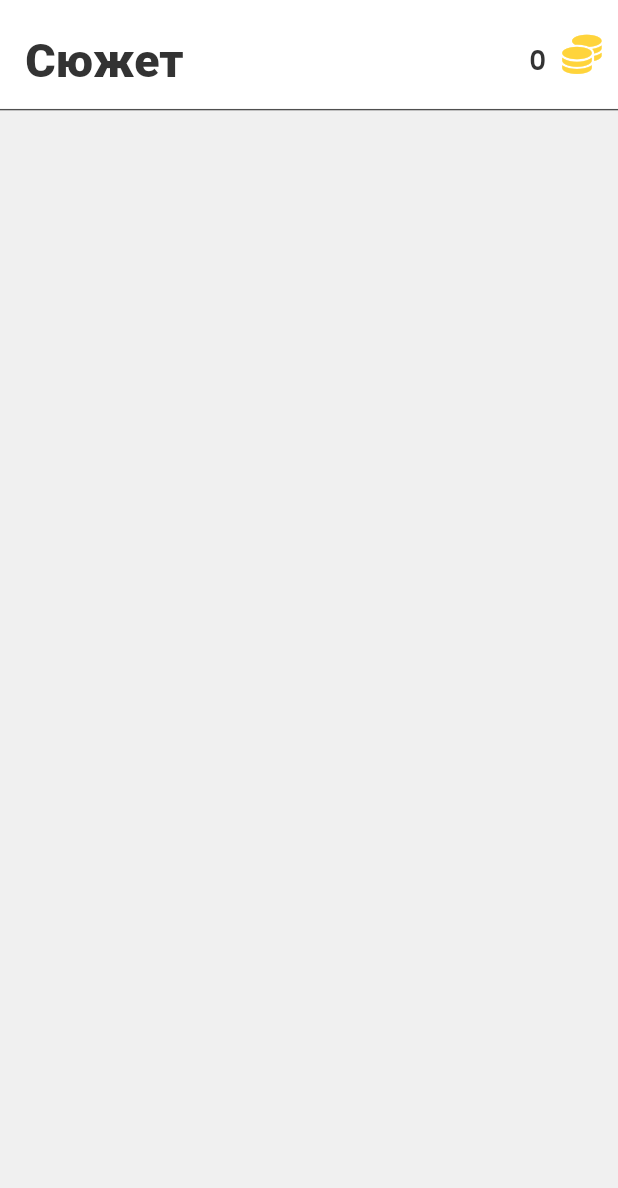
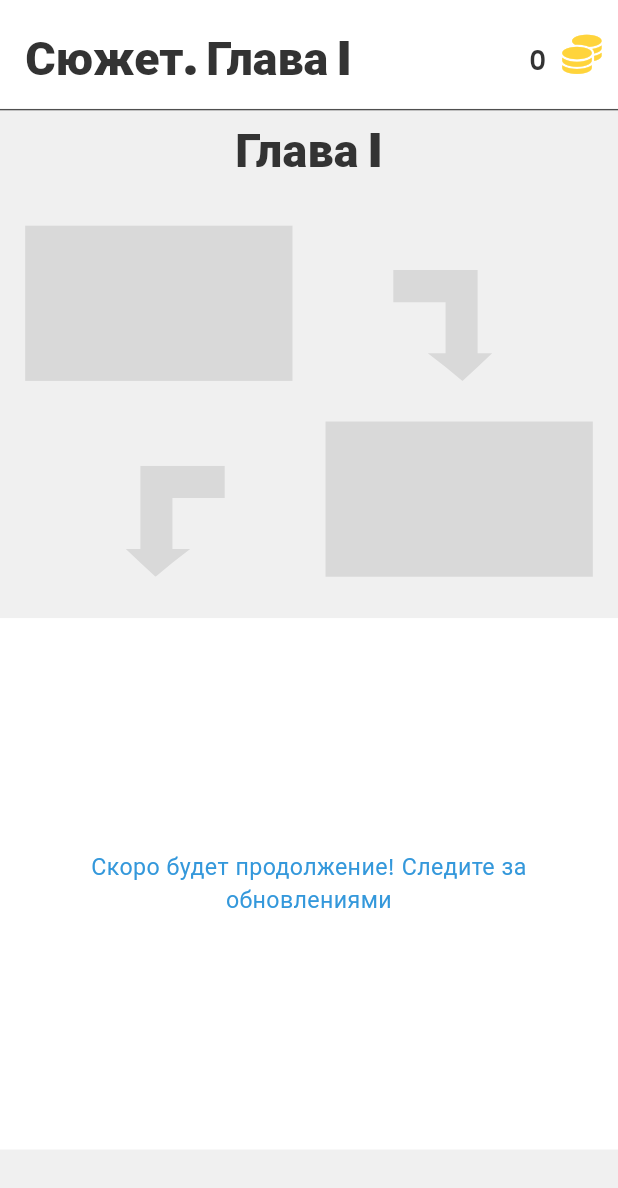
Before and after one commit to LiliaLuSol/ave_memoria, a Flutter app: the Story screen opened directly, on a phone screen of 412 x 824 dp. Shown: the top 1188 px of the screen. Run offline on Flutter 3.47's test engine with Material 3 defaults, Android fonts, the light colour scheme and no system bars; our stand-ins replace awesome_dialog, cached_network_image, connectivity_plus, equatable, flip_card, flutter_bloc and 10 more; accounts and stored records are empty; statements that could not run were skipped.

Commit message:
update story

```diff
--- a/lib/pages/story.dart
+++ b/lib/pages/story.dart
@@ -1,5 +1,6 @@
 import 'package:ave_memoria/blocs/Auth/bloc/authentication_bloc.dart';
 import 'package:ave_memoria/main.dart';
+import 'package:flutter/cupertino.dart';
 
 import 'package:flutter/material.dart';
 import 'package:ave_memoria/other/app_export.dart';
@@ -24,6 +25,7 @@ class _StoryState extends State<Story> with TickerProviderStateMixin {
     getMoney();
     super.initState();
   }
+
   String? getEmail() {
     final currentUser = supabase.auth.currentUser;
     if (currentUser != null) {
@@ -40,8 +42,7 @@ class _StoryState extends State<Story> with TickerProviderStateMixin {
     final res = await supabase
         .from('profileusergame')
         .select('money')
-        .eq('email',
-        email)
+        .eq('email', email)
         .count(CountOption.exact);
     final data = res.data;
     setState(() {
@@ -85,19 +86,20 @@ class _StoryState extends State<Story> with TickerProviderStateMixin {
                   children: [
                     Padding(
                         padding: EdgeInsets.only(left: 16.h, right: 16.h),
-                      child: Text("Сюжет",
+                        child: Text("Сюжет. Глава I",
                             style: CustomTextStyles.extraBold32Text)),
                     Spacer(),
-                  if (supabase.auth.currentUser?.email != "anounymous@gmail.com")
+                    if (supabase.auth.currentUser?.email !=
+                        "anounymous@gmail.com")
                       Padding(
                           padding: EdgeInsets.only(
                             top: 14.v,
                             bottom: 9.v,
                           ),
                           child: Text(money.toString(),
-                        style: CustomTextStyles.semiBold18Text)
-                  ),
-                  if (supabase.auth.currentUser?.email != "anounymous@gmail.com")
+                              style: CustomTextStyles.semiBold18Text)),
+                    if (supabase.auth.currentUser?.email !=
+                        "anounymous@gmail.com")
                       IconButton(
                         icon: FaIcon(
                           FontAwesomeIcons.coins,
@@ -119,18 +121,72 @@ class _StoryState extends State<Story> with TickerProviderStateMixin {
                         height: 75.v,
                       ),
                       Divider(height: 1, color: appTheme.gray),
+                      Stack(children: [
                         Expanded(
                             child: Padding(
-                            padding: EdgeInsets.only(left: 16.h, right: 16.h),
+                                padding:
+                                    EdgeInsets.only(left: 16.h, right: 16.h),
                                 child: SingleChildScrollView(
-                                child: Column(
+                                    child: Column(children: [
+                                  SizedBox(height: 5.v),
+                                  Text("Глава I",
+                                      style: CustomTextStyles.extraBold32Text,
+                                      textAlign: TextAlign.center),
+                                  SizedBox(height: 28.v),
+                                  Row(
                                       crossAxisAlignment:
-                                    CrossAxisAlignment.start,
+                                          CrossAxisAlignment.end,
                                       children: [
-
-                                    ]))))
-                  ])))
+                                        Container(
+                                            color: appTheme.lightGray,
+                                            width: 170.h,
+                                            height: 107.v),
+                                        Spacer(),
+                                        CustomImageView(
+                                          svgPath: ImageConstant.imgStoryR,
                                         ),
+                                        Spacer(),
+                                      ]),
+                                  SizedBox(height: 28.v),
+                                  Row(
+                                      crossAxisAlignment:
+                                          CrossAxisAlignment.end,
+                                      children: [
+                                        Spacer(),
+                                        CustomImageView(
+                                          svgPath: ImageConstant.imgStoryL,
+                                        ),
+                                        Spacer(),
+                                        Container(
+                                            color: appTheme.lightGray,
+                                            width: 170.h,
+                                            height: 107.v),
+                                      ]),
+                                  // Stack(children: [
+                                  //
+                                  //   Text(
+                                  //       'Скоро будет продолжение! Следите за обновлениями',
+                                  //       style: CustomTextStyles.semiBold32Primary,
+                                  //       textAlign: TextAlign.center)
+                                  // ])
+                                ])))),
+                        Column(children: [
+                          SizedBox(height: 350.v),
+                          Container(
+                              color: appTheme.white,
+                              width: 393.h,
+                              height: 338.h,
+                              child: Center(
+                                  child: Padding(
+                                      padding: EdgeInsets.all(16.h),
+                                      child: Text(
+                                          'Скоро будет продолжение! Следите за обновлениями',
+                                          style:
+                                              CustomTextStyles.regular16Primary,
+                                          textAlign: TextAlign.center))))
+                        ])
+                      ])
+                    ])))),
       ),
       //  )
     );
--- a/lib/utils/image_constant.dart
+++ b/lib/utils/image_constant.dart
@@ -7,6 +7,10 @@ class ImageConstant {
   static String imgArrowleft = '$imagePath/img_arrow_left.svg';
 
   static String imgArrowdown = '$imagePath/img_arrow_down.svg';
+
+  static String imgStoryR = '$imagePath/img_rectangle_194.svg';
+
+  static String imgStoryL= '$imagePath/img_rectangle_195.svg';
 
   static String imgEye = '$imagePath/img_eye.svg';
 
```
Lines whose indentation alone changed are shown as unchanged.
